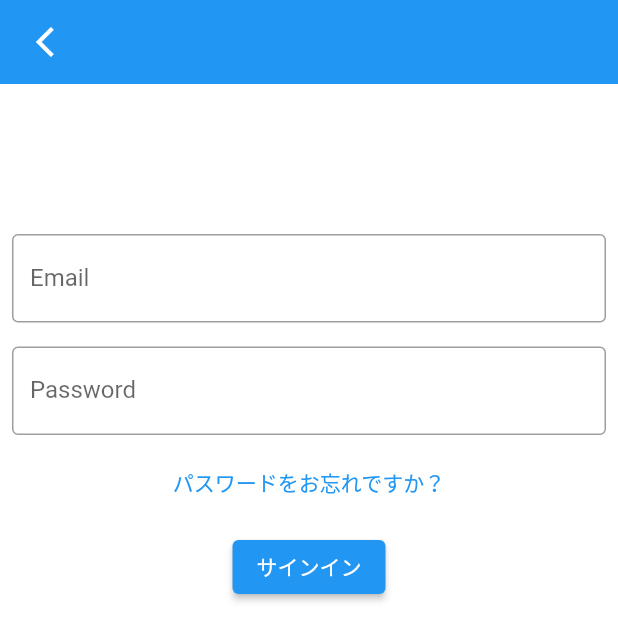
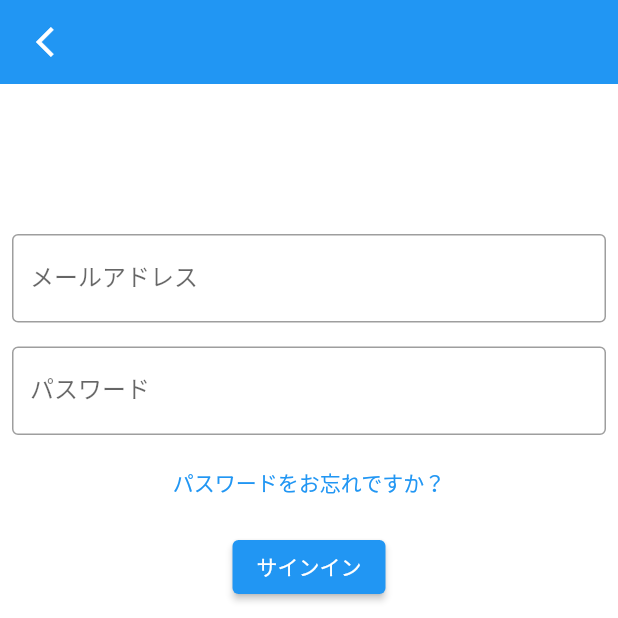
Before and after one commit to Umigishi-Aoi/okina_honban, a Flutter app: the screen it shows after launch, on a phone screen of 412 x 824 dp, the top half of it. Run offline on Flutter 3.47's test engine with Material 2 defaults, Android fonts, the phone set to English and light mode, and no system bars; our stand-ins replace flutter_hooks, freezed_annotation, go_router, hooks_riverpod, supabase_flutter; accounts and stored records are empty.

Commit message:
refactor: テキストを日本語に変更

```diff
--- a/lib/ui/sign_in/sign_in_page.dart
+++ b/lib/ui/sign_in/sign_in_page.dart
@@ -27,7 +27,7 @@ class SignInPage extends HookConsumerWidget {
               child: TextFormField(
                 decoration: const InputDecoration(
                   border: OutlineInputBorder(),
-                  label: Text('Email'),
+                  label: Text('メールアドレス'),
                 ),
                 controller: emailController,
               ),
@@ -37,7 +37,7 @@ class SignInPage extends HookConsumerWidget {
               child: TextFormField(
                 decoration: const InputDecoration(
                   border: OutlineInputBorder(),
-                  label: Text('Password'),
+                  label: Text('パスワード'),
                 ),
                 controller: passwordController,
               ),
```
